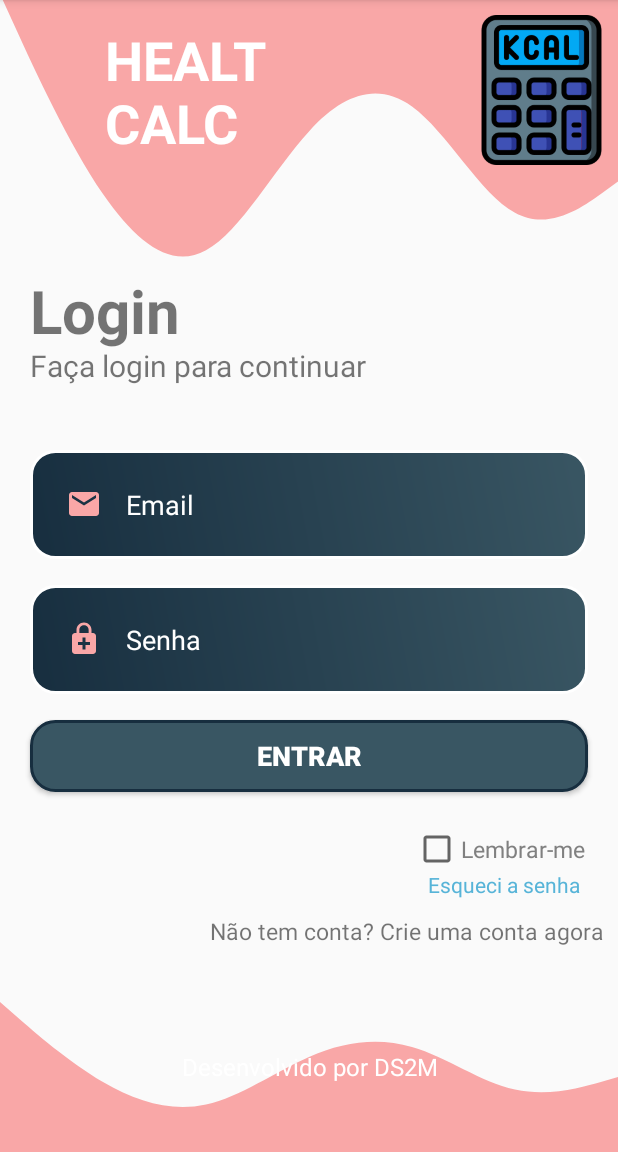
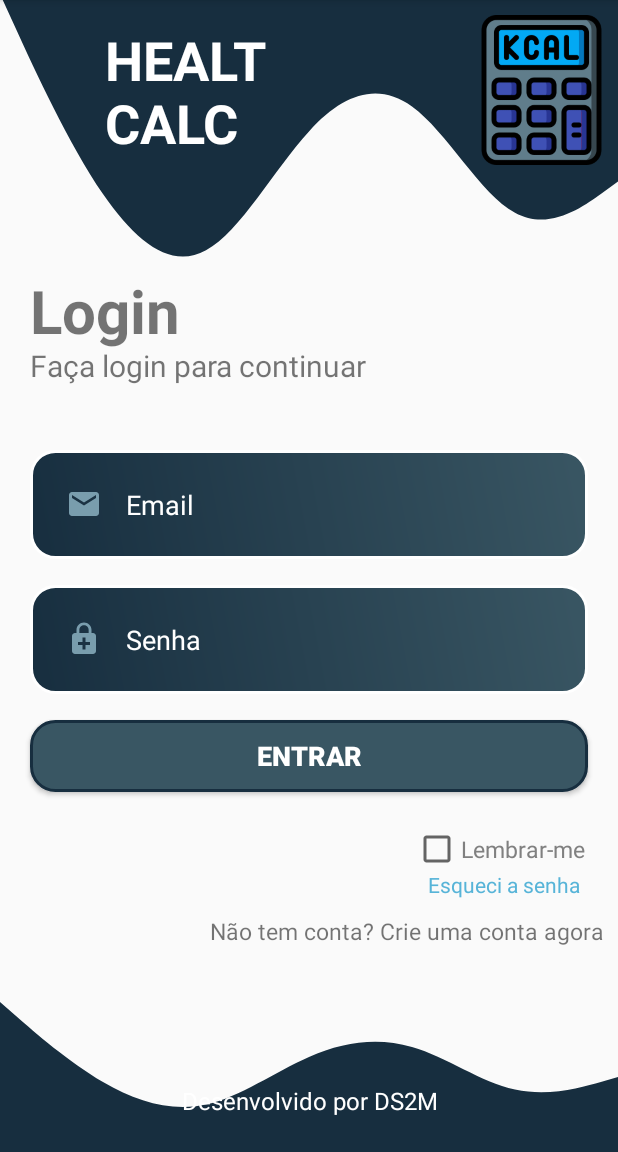
Before and after one commit to sarah1510/appAndroid, an Android app: the screen it shows after launch (LoginActivity), on a phone screen of 412 x 824 dp, the part 84-1236 px from its top. Run offline under Robolectric (Android 15) with nearby library versions, the phone set to English and light mode, and no system bars.

Commit message:
ajustes na tela de login

```diff
--- a/app/src/main/res/drawable/ic_wave_1.xml
+++ b/app/src/main/res/drawable/ic_wave_1.xml
@@ -5,5 +5,5 @@
     android:viewportHeight="320">
   <path
       android:pathData="M0,0L40,32C80,64 160,128 240,170.7C320,213 400,235 480,218.7C560,203 640,149 720,117.3C800,85 880,75 960,96C1040,117 1120,171 1200,186.7C1280,203 1360,181 1400,170.7L1440,160L1440,0L1400,0C1360,0 1280,0 1200,0C1120,0 1040,0 960,0C880,0 800,0 720,0C640,0 560,0 480,0C400,0 320,0 240,0C160,0 80,0 40,0L0,0Z"
-      android:fillColor="#f9a7a7"/>
+      android:fillColor="#172E3F"/>
 </vector>
--- a/app/src/main/res/drawable/ic_wave_2.xml
+++ b/app/src/main/res/drawable/ic_wave_2.xml
@@ -5,5 +5,5 @@
     android:viewportHeight="320">
   <path
       android:pathData="M0,0L40,32C80,64 160,128 240,170.7C320,213 400,235 480,218.7C560,203 640,149 720,117.3C800,85 880,75 960,96C1040,117 1120,171 1200,186.7C1280,203 1360,181 1400,170.7L1440,160L1440,320L1400,320C1360,320 1280,320 1200,320C1120,320 1040,320 960,320C880,320 800,320 720,320C640,320 560,320 480,320C400,320 320,320 240,320C160,320 80,320 40,320L0,320Z"
-      android:fillColor="#f9a7a7"/>
+      android:fillColor="#172E3F"/>
 </vector>
--- a/app/src/main/res/drawable/ic_wave_botton.xml
+++ b/app/src/main/res/drawable/ic_wave_botton.xml
@@ -5,5 +5,5 @@
     android:viewportHeight="320">
   <path
       android:pathData="M0,0L40,32C80,64 160,128 240,170.7C320,213 400,235 480,218.7C560,203 640,149 720,117.3C800,85 880,75 960,96C1040,117 1120,171 1200,186.7C1280,203 1360,181 1400,170.7L1440,160L1440,320L1400,320C1360,320 1280,320 1200,320C1120,320 1040,320 960,320C880,320 800,320 720,320C640,320 560,320 480,320C400,320 320,320 240,320C160,320 80,320 40,320L0,320Z"
-      android:fillColor="#e7008a"/>
+      android:fillColor="#172E3F"/>
 </vector>
--- a/app/src/main/res/drawable/ic_wave_top.xml
+++ b/app/src/main/res/drawable/ic_wave_top.xml
@@ -5,5 +5,5 @@
     android:viewportHeight="320">
   <path
       android:pathData="M0,0L40,32C80,64 160,128 240,170.7C320,213 400,235 480,218.7C560,203 640,149 720,117.3C800,85 880,75 960,96C1040,117 1120,171 1200,186.7C1280,203 1360,181 1400,170.7L1440,160L1440,0L1400,0C1360,0 1280,0 1200,0C1120,0 1040,0 960,0C880,0 800,0 720,0C640,0 560,0 480,0C400,0 320,0 240,0C160,0 80,0 40,0L0,0Z"
-      android:fillColor="#e7008a"/>
+      android:fillColor="#172E3F"/>
 </vector>
--- a/app/src/main/res/layout/activity_login.xml
+++ b/app/src/main/res/layout/activity_login.xml
@@ -71,7 +71,7 @@
         android:layout_marginTop="300dp"
         android:drawablePadding="16dp"
         android:maxLines="1"
-        android:drawableTint="@color/pink"
+        android:drawableTint="@color/blue_200"
         android:layout_marginStart="20dp"
         android:layout_marginEnd="20dp"/>
 
@@ -87,7 +87,7 @@
         android:layout_marginTop="390dp"
         android:drawablePadding="16dp"
         android:maxLines="1"
-        android:drawableTint="@color/pink"
+        android:drawableTint="@color/blue_200"
         android:layout_marginStart="20dp"
         android:layout_marginEnd="20dp"/>
 
@@ -122,21 +122,13 @@
         android:layout_marginStart="285dp" />
 
 
-    <LinearLayout
+    <TextView
         android:layout_width="match_parent"
         android:layout_height="wrap_content"
-        android:orientation="horizontal">
-
-        <TextView
-            android:layout_width="match_parent"
-            android:layout_height="wrap_content"
-            android:text="Não tem conta? Crie uma conta agora"
-            android:layout_marginTop="610dp"
-            android:textSize="15sp"
-            android:layout_marginStart="140sp"/>
-
-    </LinearLayout>
-
+        android:text="Não tem conta? Crie uma conta agora"
+        android:layout_marginTop="610dp"
+        android:textSize="15sp"
+        android:layout_marginStart="140sp"/>
 
 
     <ImageView
@@ -148,7 +140,7 @@
 
     <TextView
         android:layout_width="wrap_content"
-        android:layout_height="wrap_content"
+        android:layout_height="100dp"
         android:layout_marginTop="700dp"
         android:gravity="center"
         android:layout_centerHorizontal="true"
```
Also changed, not shown: app/src/main/res/layout/dashboard.xml (+0 -12 lines).
